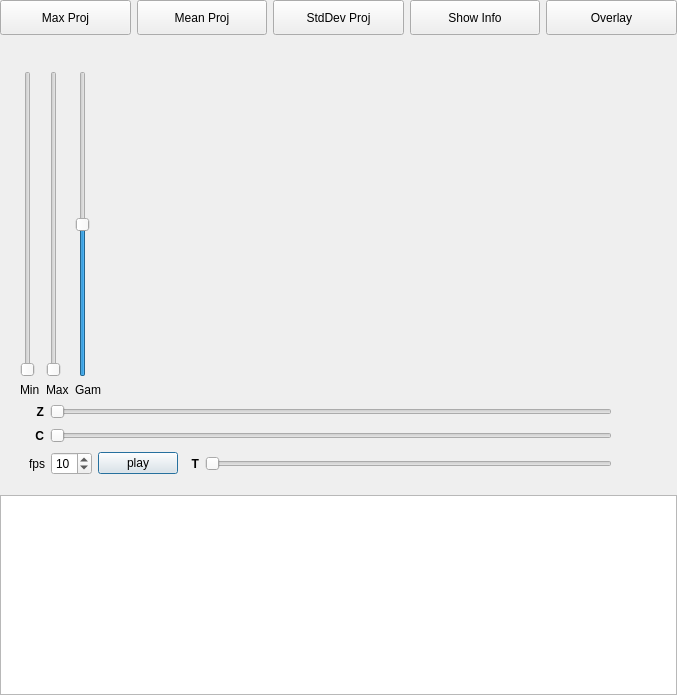
This is llspy/gui/img_window.ui in tlambert03/LLSpy as Qt 5 draws it before an edit. The edited form follows.
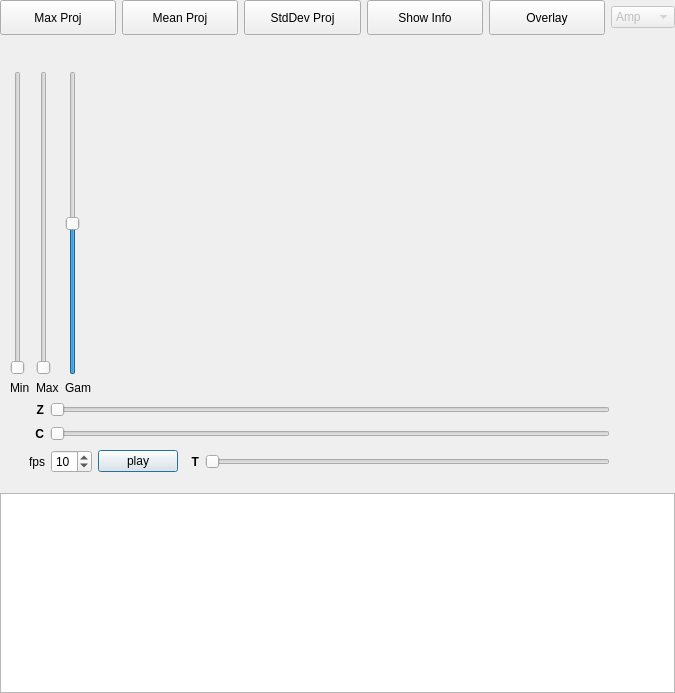
This is the edited form.

Commit message: created branch "complexVal", in which new features were added to img_dialog.py to deal with complex-valued images

The edit to the form file:
```diff
--- a/llspy/gui/img_window.ui
+++ b/llspy/gui/img_window.ui
@@ -6,8 +6,8 @@
    <rect>
     <x>0</x>
     <y>0</y>
-    <width>677</width>
-    <height>695</height>
+    <width>675</width>
+    <height>693</height>
    </rect>
   </property>
   <property name="font">
@@ -37,7 +37,7 @@
    <item>
     <layout class="QVBoxLayout" name="mainLayout" stretch="0,0,0,0,0,0">
      <item>
-      <layout class="QHBoxLayout" name="horizontalLayout" stretch="0,0,0,0,0">
+      <layout class="QHBoxLayout" name="horizontalLayout" stretch="0,0,0,0,0,0">
        <property name="sizeConstraint">
         <enum>QLayout::SetDefaultConstraint</enum>
        </property>
@@ -178,6 +178,39 @@
          </property>
         </widget>
        </item>
+       <item>
+        <widget class="QComboBox" name="complexAttrib">
+         <property name="enabled">
+          <bool>false</bool>
+         </property>
+         <property name="maximumSize">
+          <size>
+           <width>64</width>
+           <height>16777215</height>
+          </size>
+         </property>
+         <item>
+          <property name="text">
+           <string>Amp</string>
+          </property>
+         </item>
+         <item>
+          <property name="text">
+           <string>Phase</string>
+          </property>
+         </item>
+         <item>
+          <property name="text">
+           <string>Real</string>
+          </property>
+         </item>
+         <item>
+          <property name="text">
+           <string>Imag</string>
+          </property>
+         </item>
+        </widget>
+       </item>
       </layout>
      </item>
      <item>
@@ -222,7 +255,7 @@
        <item>
         <layout class="QVBoxLayout" name="verticalLayout">
          <property name="leftMargin">
-          <number>20</number>
+          <number>10</number>
          </property>
          <item>
           <widget class="QSlider" name="minSlider">
```
The commit also changes 2 other files.
